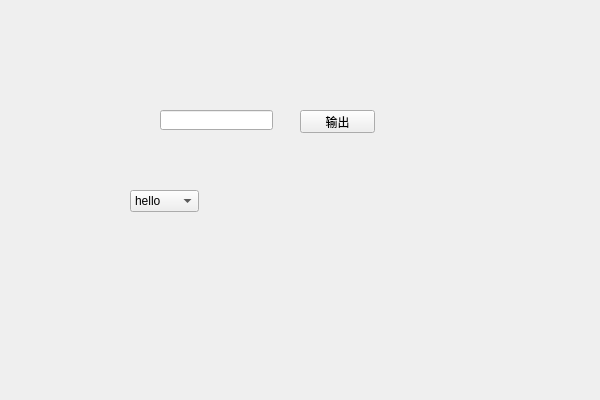
Above: QtClassLibrary/QtClassLibrary.ui from Lilith90s/QtClassLibrary before the change. Below: the same form after it.
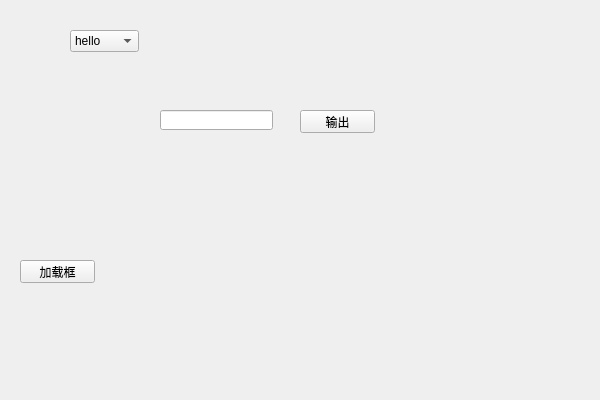
That is the form after the change. Custom widgets are drawn as their Qt base class.

Commit message: 加载框动画

```diff
--- a/QtClassLibrary/QtClassLibrary.ui
+++ b/QtClassLibrary/QtClassLibrary.ui
@@ -42,8 +42,8 @@
   <widget class="HRetrievalCombox" name="comboBox">
    <property name="geometry">
     <rect>
-     <x>130</x>
-     <y>190</y>
+     <x>70</x>
+     <y>30</y>
      <width>69</width>
      <height>22</height>
     </rect>
@@ -70,6 +70,19 @@
     </property>
    </item>
   </widget>
+  <widget class="QPushButton" name="loadingButton">
+   <property name="geometry">
+    <rect>
+     <x>20</x>
+     <y>260</y>
+     <width>75</width>
+     <height>23</height>
+    </rect>
+   </property>
+   <property name="text">
+    <string>加载框</string>
+   </property>
+  </widget>
  </widget>
  <layoutdefault spacing="6" margin="11"/>
  <customwidgets>
```
The commit also changes 16 other files.
